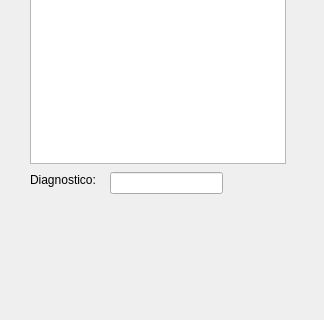
Above: InformacionPaciente.ui from ecruzt/Trabajo-Final before the change; both pictures show x 0 to 324 and y 228 to 548 of the 324 by 548 pixel window. Below: the same form after it.
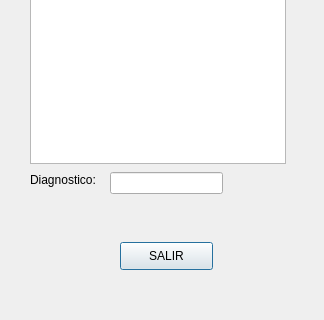
That is the form after the change.

Commit message: Boton Salir(retroceso)

The edit to the form file:
```diff
--- a/InformacionPaciente.ui
+++ b/InformacionPaciente.ui
@@ -144,6 +144,19 @@
     <string/>
    </property>
   </widget>
+  <widget class="QPushButton" name="SALIR">
+   <property name="geometry">
+    <rect>
+     <x>120</x>
+     <y>470</y>
+     <width>93</width>
+     <height>28</height>
+    </rect>
+   </property>
+   <property name="text">
+    <string>SALIR</string>
+   </property>
+  </widget>
  </widget>
  <resources/>
  <connections/>
```
The commit also changes 6 other files.
